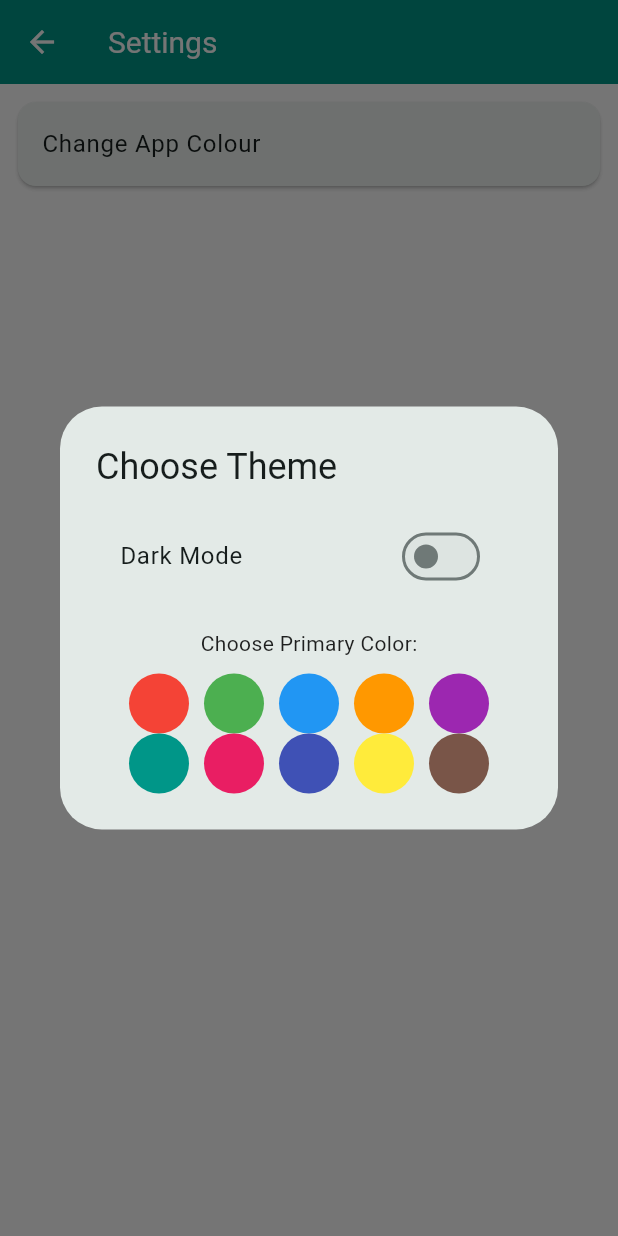
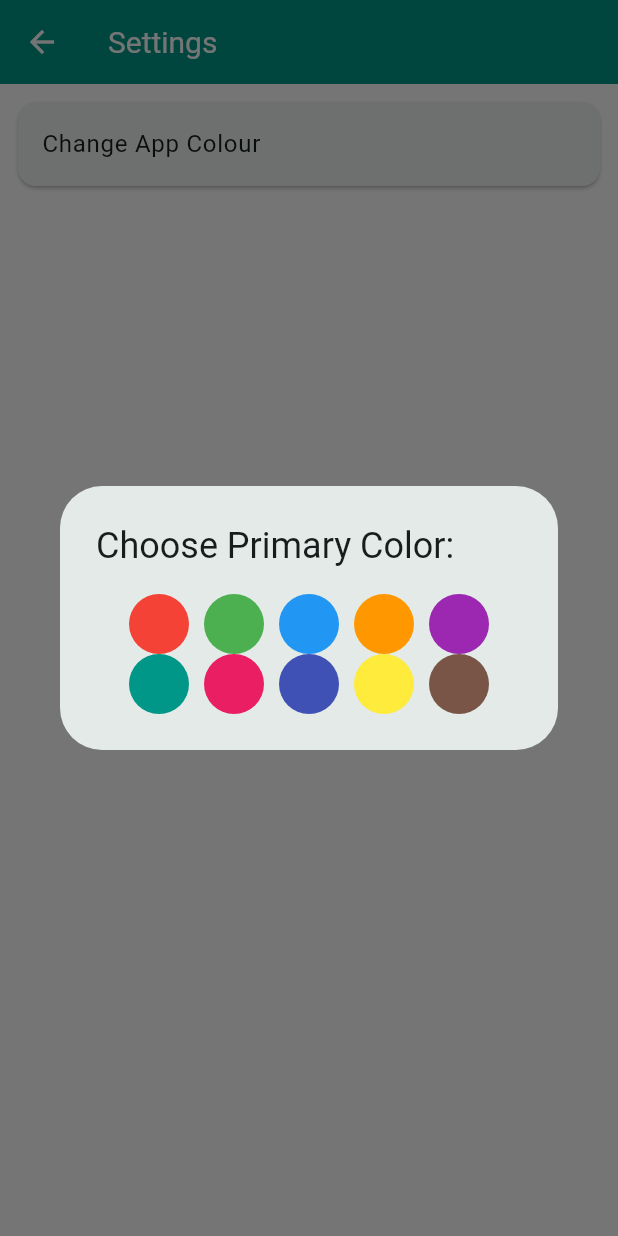
Before and after one commit to sessoun/ch_db_admin, a Flutter app: the SettingsView screen opened directly, after a tap on "Change App Colour", on a phone screen of 412 x 824 dp. Run offline on Flutter 3.47's test engine with Material 3 defaults, Android fonts, the phone set to English and light mode, and no system bars; our stand-ins replace cached_network_image, cloud_firestore, dartz, firebase_auth, firebase_core, firebase_storage and 4 more; accounts and stored records are empty.

Commit message:
primary colour dialog refactored

```diff
--- a/lib/src/settings/settings.dart
+++ b/lib/src/settings/settings.dart
@@ -32,20 +32,10 @@ class _SettingsViewState extends State<SettingsView> {
       barrierDismissible: false,
       builder: (context) {
         return AlertDialog(
-          title: const Text('Choose Theme'),
+          title: const Text('Choose Primary Color:'),
           content: Column(
             mainAxisSize: MainAxisSize.min,
             children: [
-              SwitchListTile(
-                title: const Text('Dark Mode'),
-                value: themeProvider.isDarkMode,
-                onChanged: (value) {
-                  themeProvider.toggleTheme();
-                },
-              ),
-              const SizedBox(height: 20),
-              const Text('Choose Primary Color:'),
-              const SizedBox(height: 10),
               Wrap(
                 spacing: 10.0,
                 children: presetColors.map((color) {
```
